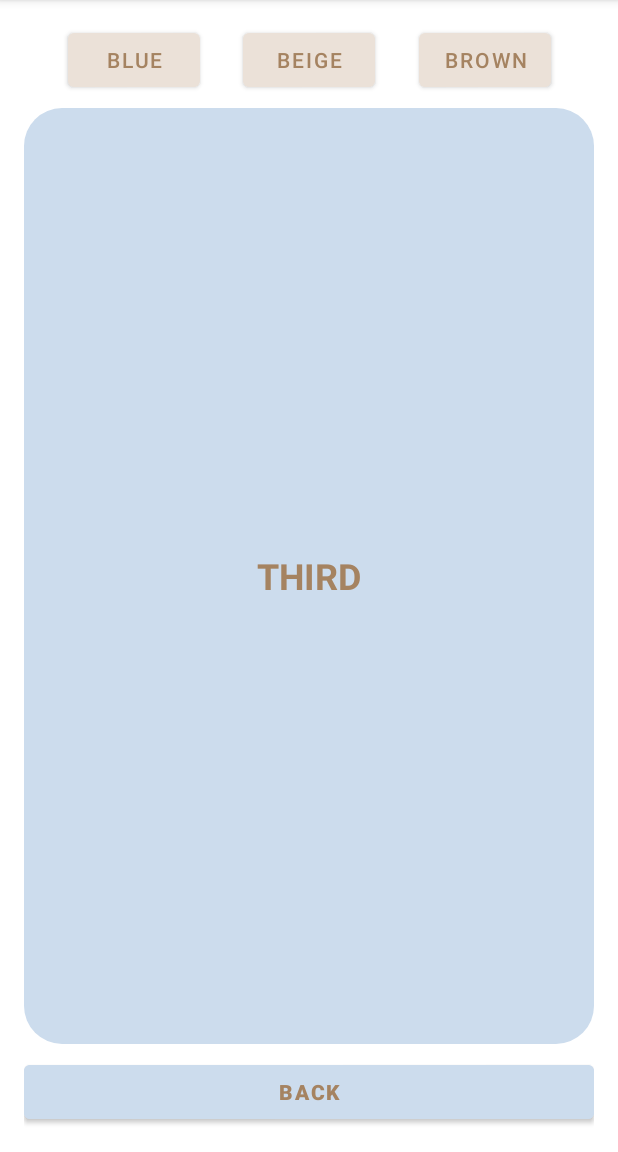
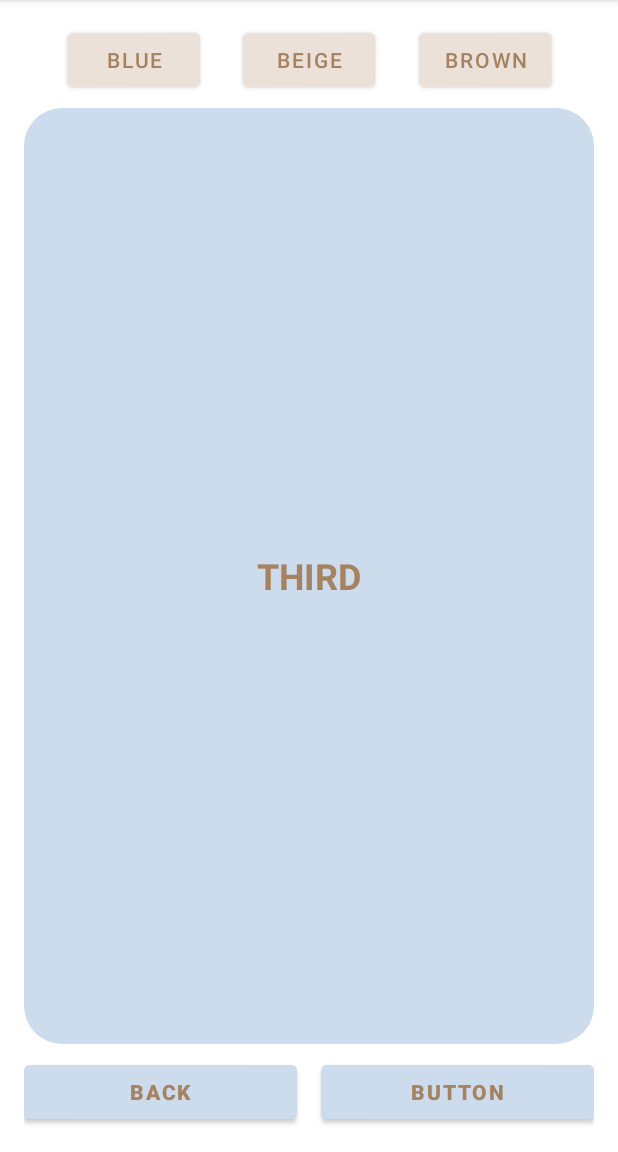
Before and after one commit to Memi1990/fragmentReturn, an Android app: the SecondActivity screen opened directly, with no data from a screen before it, after a tap on "BLUE", on a phone screen of 412 x 824 dp, the part 84-1236 px from its top. Run offline under Robolectric (Android 15) with nearby library versions, the phone set to English and light mode, and no system bars.

```diff
--- a/app/src/main/java/com/example/fragment_return/SecondActivity.kt
+++ b/app/src/main/java/com/example/fragment_return/SecondActivity.kt
@@ -20,19 +20,32 @@ class SecondActivity : AppCompatActivity() {
         val frag4 = FourthFragment()
         val frag5 = FifthFragment()
 
-        b.btnBlue.setOnClickListener {fragmentTrans(frag3)}
-        b.btnBeige.setOnClickListener {fragmentTrans(frag4)}
-        b.btnBrown.setOnClickListener {fragmentTrans(frag5)}
+        b.btnBlue.setOnClickListener {fragmentTransCustom(frag3)}
+        b.btnBeige.setOnClickListener {fragmentTransCustom(frag4)}
+        b.btnBrown.setOnClickListener {fragmentTransCustom(frag5)}
 
         b.btnBack.setOnClickListener {
             onBackPressed()
         }
     }
-    fun fragmentTrans(fragment:Fragment){
-        supportFragmentManager.beginTransaction().apply {
-            replace(R.id.fragmentContainerView3,fragment)
-            addToBackStack(null)
-            commit()
-        }
+//    fun fragmentTrans(fragment:Fragment){
+//        supportFragmentManager.beginTransaction().apply {
+//            replace(R.id.fragmentContainerView3,fragment)
+////            Poner en la pila. Eso repercute a la hora de volver
+//            addToBackStack(null)
+//            commit()
+//        }
+//    }
+    fun fragmentTransCustom(fragment:Fragment){
+        supportFragmentManager
+            .beginTransaction()
+            .addToBackStack(null)
+            .setCustomAnimations(
+                R.anim.slide_in,
+                R.anim.fade_in,
+                R.anim.slide_out,
+                R.anim.fade_out)
+            .replace(R.id.fragmentContainerView3,fragment)
+            .commit()
     }
 }
--- /dev/null
+++ b/app/src/main/res/anim/fade_in.xml
@@ -0,0 +1,8 @@
+<?xml version="1.0" encoding="utf-8"?>
+<alpha xmlns:android="http://schemas.android.com/apk/res/android"
+    android:duration="@android:integer/config_shortAnimTime"
+    android:interpolator="@android:anim/decelerate_interpolator"
+    android:fromAlpha="0"
+    android:toAlpha="1">
+
+</alpha>
--- /dev/null
+++ b/app/src/main/res/anim/fade_out.xml
@@ -0,0 +1,9 @@
+<?xml version="1.0" encoding="utf-8"?>
+<alpha xmlns:android="http://schemas.android.com/apk/res/android"
+    android:duration="@android:integer/config_shortAnimTime"
+    android:interpolator="@android:anim/decelerate_interpolator"
+    android:fromAlpha="1"
+    android:toAlpha="0">
+
+
+</alpha>
--- /dev/null
+++ b/app/src/main/res/anim/slide_in.xml
@@ -0,0 +1,8 @@
+<?xml version="1.0" encoding="utf-8"?>
+<translate xmlns:android="http://schemas.android.com/apk/res/android"
+    android:duration="@android:integer/config_shortAnimTime"
+    android:interpolator="@android:anim/decelerate_interpolator"
+    android:fromXDelta="100%"
+    android:toXDelta="0%">
+
+</translate>
--- /dev/null
+++ b/app/src/main/res/anim/slide_out.xml
@@ -0,0 +1,8 @@
+<?xml version="1.0" encoding="utf-8"?>
+<translate xmlns:android="http://schemas.android.com/apk/res/android"
+    android:duration="@android:integer/config_shortAnimTime"
+    android:interpolator="@android:anim/decelerate_interpolator"
+    android:fromXDelta="0%"
+    android:toXDelta="100%">
+
+</translate>
--- a/app/src/main/res/layout/activity_second.xml
+++ b/app/src/main/res/layout/activity_second.xml
@@ -57,12 +57,30 @@
         android:id="@+id/btnBack"
         android:layout_width="0dp"
         android:layout_height="wrap_content"
+        android:layout_marginEnd="8dp"
         android:backgroundTint="@color/ligt_blue"
         android:text="@string/btn5"
         android:textColor="@color/brown"
         android:textStyle="bold"
         app:layout_constraintBottom_toBottomOf="parent"
+        app:layout_constraintEnd_toStartOf="@+id/button"
+        app:layout_constraintHorizontal_bias="0.5"
+        app:layout_constraintStart_toStartOf="parent"
+        app:layout_constraintTop_toBottomOf="@+id/fragmentContainerView3"
+        tools:ignore="TextContrastCheck" />
+
+    <Button
+        android:id="@+id/button"
+        android:layout_width="0dp"
+        android:layout_height="wrap_content"
+        android:layout_marginStart="8dp"
+        android:backgroundTint="@color/ligt_blue"
+        android:text="Button"
+        android:textColor="@color/brown"
+        android:textStyle="bold"
+        app:layout_constraintBottom_toBottomOf="@+id/btnBack"
         app:layout_constraintEnd_toEndOf="parent"
-        app:layout_constraintStart_toStartOf="parent"
-        tools:ignore="TextContrastCheck" />
+        app:layout_constraintHorizontal_bias="0.5"
+        app:layout_constraintStart_toEndOf="@+id/btnBack"
+        app:layout_constraintTop_toTopOf="@+id/btnBack" />
 </androidx.constraintlayout.widget.ConstraintLayout>
```
